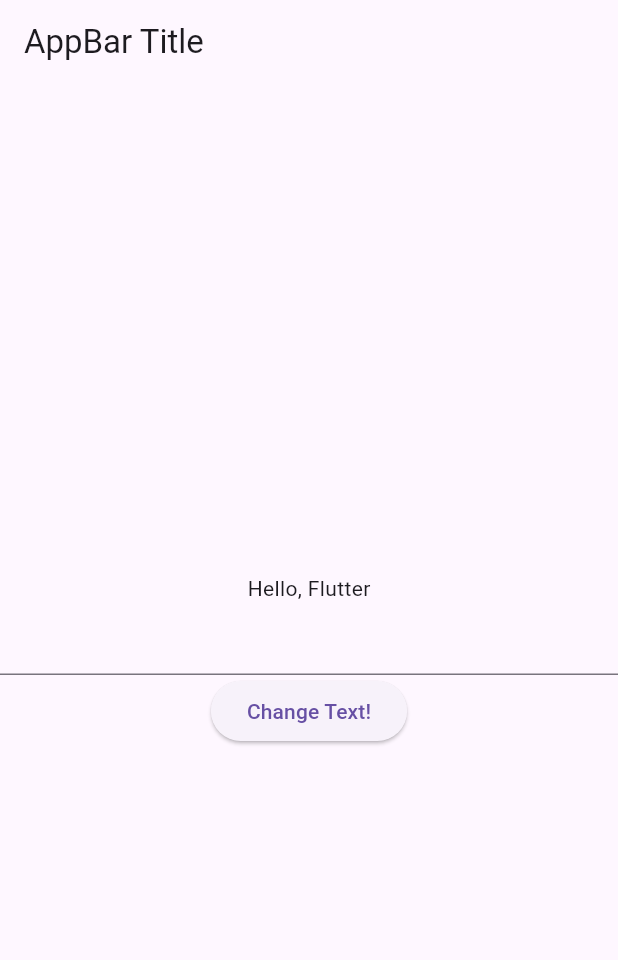
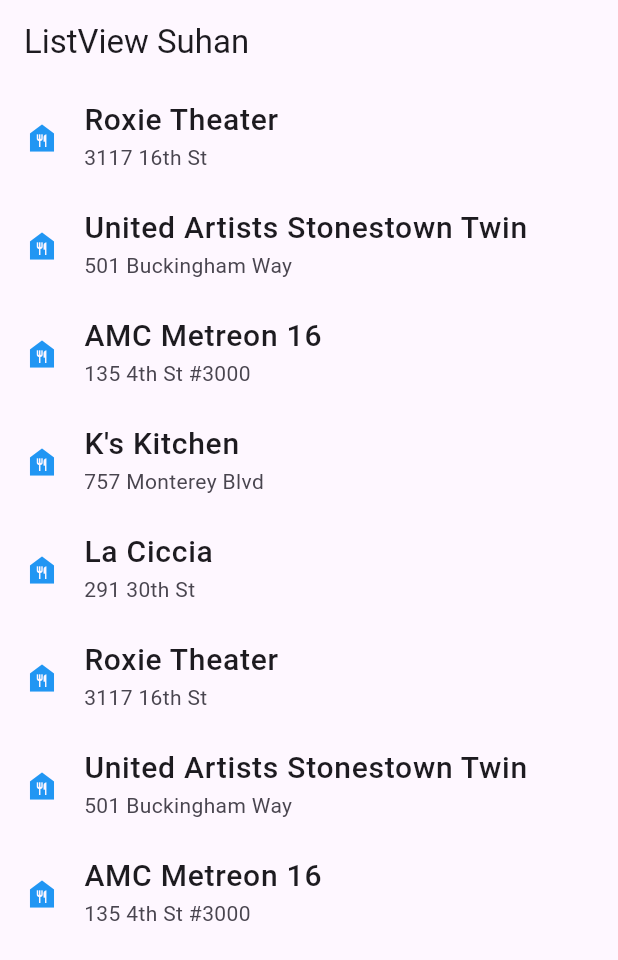
Before and after one commit to jjinueng/2023-3-2-Android, a Flutter app: the screen it shows after launch, on a phone screen of 412 x 824 dp. Shown: the top 960 px of the screen. Run offline on Flutter 3.47's test engine with Material 3 defaults, Android fonts, the phone set to English and light mode, and no system bars; missing offline and left inert: flutter_driver.

Commit message:
no message

```diff
--- a/myflutter/lib/main.dart
+++ b/myflutter/lib/main.dart
@@ -6,42 +6,70 @@ void main() {
   runApp(MyApp());
 }
 
-class _MyFormState extends State<MyForm> {
-  TextEditingController textEditingController = TextEditingController();
-  String displayedText = 'Hello, Flutter';
-
-  @override
-  Widget build(BuildContext context) {
-    return Center(
-        child: Column(
-          mainAxisAlignment: MainAxisAlignment.center,
-          children: [
-            Text(displayedText, key: Key('displayedText')),
-            TextField(controller: textEditingController, key: Key('textField')),
-            ElevatedButton(
-                child: Text("Change Text!"),
-                onPressed: () => setState(() {
-                  displayedText = textEditingController.text;
-                }),
-                key: Key('changeTextButton')
-            ),
-          ],
-        ));
-  }
-}
-
-class MyForm extends StatefulWidget {
-  @override
-  _MyFormState createState() => _MyFormState();
-}
-
 class MyApp extends StatelessWidget {
   @override
   Widget build(BuildContext context) {
     return MaterialApp(
-      title: 'Button and TextField Test',
-      home:
-      Scaffold(appBar: AppBar(title: Text('AppBar Title')), body: MyForm()),
+      title: 'ListView Demo',
+      home: Scaffold(
+          appBar: AppBar(title: Text('ListView Suhan')), body: MyBody()),
     );
   }
 }
+
+class MyBody extends StatelessWidget {
+  Widget _buildList(BuildContext context) {
+    return ListView(children: [
+      _tile(context, 'Roxie Theater', '3117 16th St', Icons.food_bank,
+          const Key('list_item1')),
+      _tile(context, 'United Artists Stonestown Twin', '501 Buckingham Way',
+          Icons.food_bank, const Key('list_item2')),
+      _tile(context, 'AMC Metreon 16', '135 4th St #3000', Icons.food_bank,
+          const Key('list_item3')),
+      _tile(context, 'K\'s Kitchen', '757 Monterey Blvd', Icons.food_bank,
+          const Key('list_item4')),
+      _tile(context, 'La Ciccia', '291 30th St', Icons.food_bank,
+          const Key('list_item5')),
+      _tile(context, 'Roxie Theater', '3117 16th St', Icons.food_bank,
+          const Key('list_item6')),
+      _tile(context, 'United Artists Stonestown Twin', '501 Buckingham Way',
+          Icons.food_bank, const Key('list_item7')),
+      _tile(context, 'AMC Metreon 16', '135 4th St #3000', Icons.food_bank,
+          const Key('list_item8')),
+    ]);
+  }
+
+  Widget _tile(BuildContext context, String title, String subtitle,
+      IconData icon, Key key_) {
+    return ListTile(
+        title: Text(title,
+            style: const TextStyle(fontWeight: FontWeight.w500, fontSize: 20)),
+        subtitle: Text(subtitle),
+        leading: Icon(icon, color: Colors.blue.shade500),
+        onTap: () => Navigator.push(
+              context,
+              MaterialPageRoute(builder: (context) => SubPage(title, subtitle)),
+            ),
+        key: key_);
+  }
+
+  // This widget is the root of your application.
+  @override
+  Widget build(BuildContext context) {
+    return _buildList(context);
+  }
+}
+
+class SubPage extends StatelessWidget {
+  String title;
+  String subtitle;
+
+  SubPage(this.title, this.subtitle);
+
+  @override
+  Widget build(BuildContext context) {
+    return Scaffold(
+        appBar: AppBar(title: Text(title, key: Key('title'))),
+        body: Text(subtitle));
+  }
+}
```
